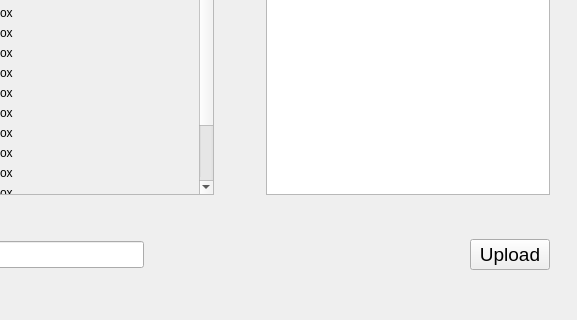
Old version of the form base_ui.ui in the repository KakashiJiyayou/test3_adding_UI_for_future_functional; both pictures show x 279 to 856 and y 356 to 676 of the 856 by 676 pixel window.
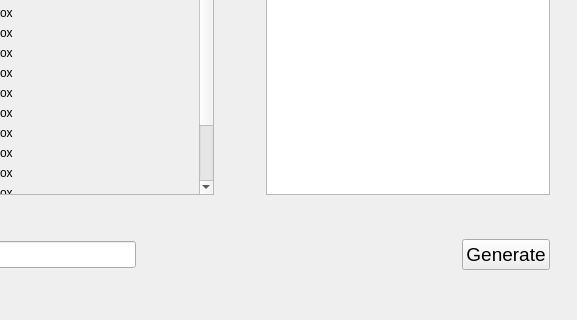
New version of the form. The open tabs and pages were chosen to show the change. Icons and pictures are not drawn.

Commit message: menu for generate page

The edit to the form file:
```diff
--- a/base_ui.ui
+++ b/base_ui.ui
@@ -940,7 +940,7 @@
                 </font>
                </property>
                <property name="text">
-                <string>Upload</string>
+                <string>Generate</string>
                </property>
               </widget>
              </item>
```
Left out of the diff: 18 changed lines with no effect on the pictures. The commit also changes 6 other files.
